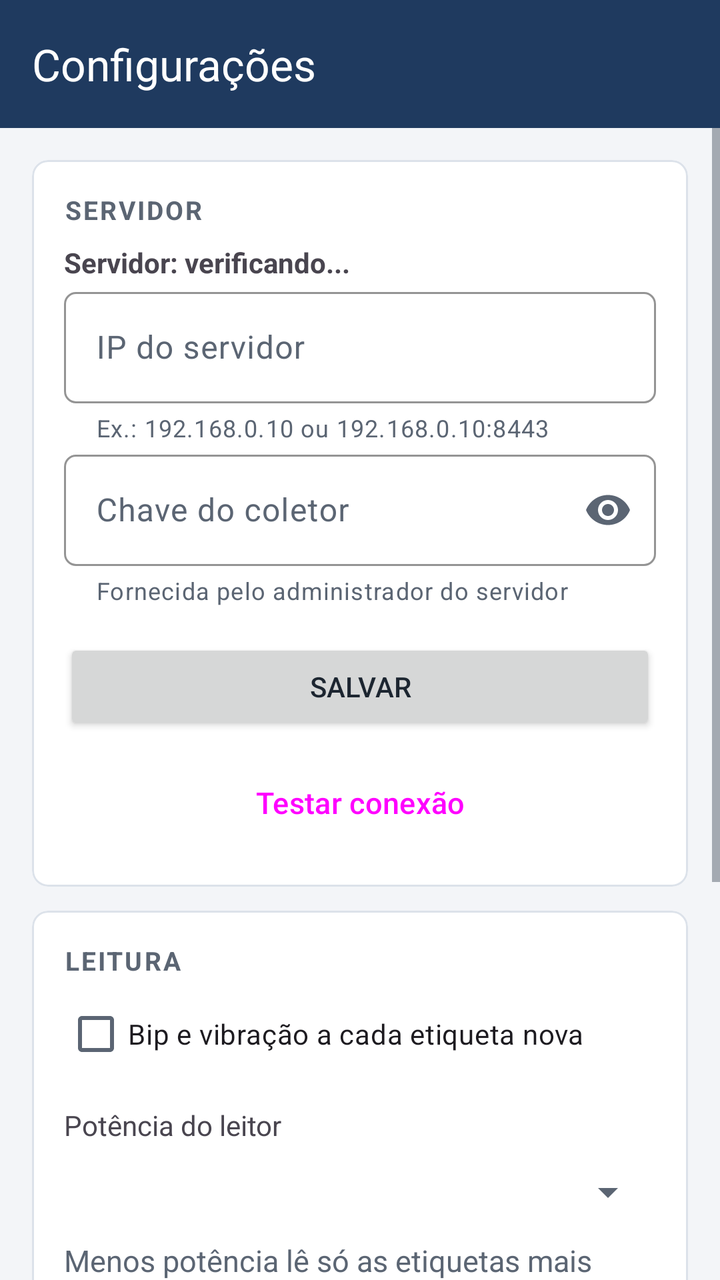
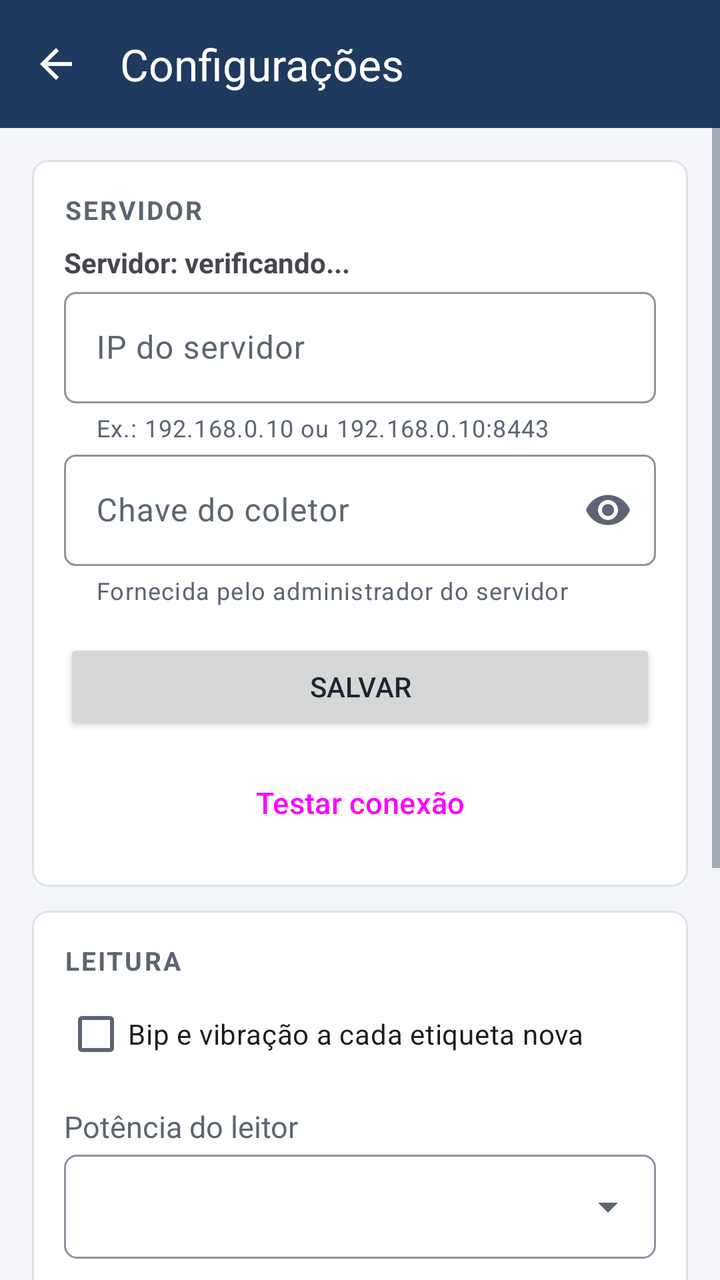

An Android layout rendered at two revisions. The XML below is the earlier revision; the diff shows what the commit changed to produce the second picture.
<!-- AndroidManifest.xml: application theme Theme.RFIDAndroid -->
<!-- res/layout/activity_settings.xml -->
<LinearLayout xmlns:android="http://schemas.android.com/apk/res/android"
    xmlns:app="http://schemas.android.com/apk/res-auto"
    android:orientation="vertical"
    android:layout_width="match_parent"
    android:layout_height="match_parent">

    <com.google.android.material.appbar.MaterialToolbar
        style="@style/Widget.RFID.Barra"
        app:title="Configurações"
        android:layout_width="match_parent"
        android:layout_height="wrap_content"/>

    <ScrollView
        android:layout_width="match_parent"
        android:layout_height="match_parent">

        <LinearLayout
            android:orientation="vertical"
            android:padding="16dp"
            android:layout_width="match_parent"
            android:layout_height="wrap_content">

            
            <com.google.android.material.card.MaterialCardView
                android:layout_width="match_parent"
                android:layout_height="wrap_content">

                <LinearLayout
                    android:orientation="vertical"
                    android:padding="16dp"
                    android:layout_width="match_parent"
                    android:layout_height="wrap_content">

                    <TextView
                        android:text="@string/config_servidor"
                        android:textAppearance="@style/Texto.RFID.Secao"
                        android:layout_width="wrap_content"
                        android:layout_height="wrap_content"/>

                    <TextView
                        android:id="@+id/txtStatusServidor"
                        android:text="@string/config_servidor_verificando"
                        android:textStyle="bold"
                        android:layout_marginTop="8dp"
                        android:layout_width="match_parent"
                        android:layout_height="wrap_content"/>

                    <com.google.android.material.textfield.TextInputLayout
                        android:hint="@string/config_ip_hint"
                        app:helperText="Ex.: 192.168.0.10 ou 192.168.0.10:8443"
                        android:layout_width="match_parent"
                        android:layout_height="wrap_content">

                        <com.google.android.material.textfield.TextInputEditText
                            android:id="@+id/edtIp"
                            android:inputType="text"
                            android:layout_width="match_parent"
                            android:layout_height="wrap_content"/>
                    </com.google.android.material.textfield.TextInputLayout>

                    <com.google.android.material.textfield.TextInputLayout
                        android:id="@+id/layoutChave"
                        android:hint="@string/config_chave_hint"
                        app:helperText="Fornecida pelo administrador do servidor"
                        app:endIconMode="password_toggle"
                        android:layout_width="match_parent"
                        android:layout_height="wrap_content">

                        <com.google.android.material.textfield.TextInputEditText
                            android:id="@+id/edtChave"
                            android:inputType="textPassword"
                            android:layout_width="match_parent"
                            android:layout_height="wrap_content"/>
                    </com.google.android.material.textfield.TextInputLayout>

                    <Button
                        android:id="@+id/btnSalvar"
                        android:text="@string/config_salvar"
                        android:layout_marginTop="16dp"
                        android:layout_width="match_parent"
                        android:layout_height="wrap_content"/>

                    <Button
                        android:id="@+id/btnTestarServidor"
                        style="@style/Widget.RFID.Botao.Contorno"
                        android:text="@string/config_testar_conexao"
                        android:layout_marginTop="8dp"
                        android:layout_width="match_parent"
                        android:layout_height="wrap_content"/>
                </LinearLayout>
            </com.google.android.material.card.MaterialCardView>

            
            <com.google.android.material.card.MaterialCardView
                android:layout_marginTop="12dp"
                android:layout_width="match_parent"
                android:layout_height="wrap_content">

                <LinearLayout
                    android:orientation="vertical"
                    android:padding="16dp"
                    android:layout_width="match_parent"
                    android:layout_height="wrap_content">

                    <TextView
                        android:text="@string/config_leitura"
                        android:textAppearance="@style/Texto.RFID.Secao"
                        android:layout_width="wrap_content"
                        android:layout_height="wrap_content"/>

                    
                    <CheckBox
                        android:id="@+id/chkAvisoLeitura"
                        android:text="@string/config_aviso_leitura"
                        android:layout_marginTop="4dp"
                        android:layout_width="match_parent"
                        android:layout_height="wrap_content"/>

                    
                    <TextView
                        android:text="@string/config_potencia"
                        android:layout_marginTop="12dp"
                        android:layout_width="wrap_content"
                        android:layout_height="wrap_content"/>

                    <Spinner
                        android:id="@+id/spnPotencia"
                        android:minHeight="48dp"
                        android:layout_width="match_parent"
                        android:layout_height="wrap_content"/>

                    <TextView
                        android:text="@string/config_potencia_explicacao"
                        android:textAppearance="@style/Texto.RFID.Secundario"
                        android:layout_width="match_parent"
                        android:layout_height="wrap_content"/>
                </LinearLayout>
            </com.google.android.material.card.MaterialCardView>

            
            <com.google.android.material.card.MaterialCardView
                android:layout_marginTop="12dp"
                android:layout_width="match_parent"
                android:layout_height="wrap_content">

                <LinearLayout
                    android:orientation="vertical"
                    android:padding="16dp"
                    android:layout_width="match_parent"
                    android:layout_height="wrap_content">

                    <TextView
                        android:text="@string/config_certificado"
                        android:textAppearance="@style/Texto.RFID.Secao"
                        android:layout_width="wrap_content"
                        android:layout_height="wrap_content"/>

                    
                    <TextView
                        android:id="@+id/txtCertificado"
                        android:typeface="monospace"
                        android:textSize="12sp"
                        android:textColor="@color/texto"
                        android:layout_marginTop="8dp"
                        android:layout_width="match_parent"
                        android:layout_height="wrap_content"/>
                </LinearLayout>
            </com.google.android.material.card.MaterialCardView>

            
            <com.google.android.material.card.MaterialCardView
                android:layout_marginTop="12dp"
                android:layout_width="match_parent"
                android:layout_height="wrap_content">

                <LinearLayout
                    android:orientation="vertical"
                    android:padding="16dp"
                    android:layout_width="match_parent"
                    android:layout_height="wrap_content">

                    <TextView
                        android:text="@string/config_aplicativo"
                        android:textAppearance="@style/Texto.RFID.Secao"
                        android:layout_width="wrap_content"
                        android:layout_height="wrap_content"/>

                    <TextView
                        android:id="@+id/txtVersao"
                        android:textAppearance="@style/Texto.RFID.Secundario"
                        android:layout_marginTop="8dp"
                        android:layout_width="match_parent"
                        android:layout_height="wrap_content"/>

                    
                    <Button
                        android:id="@+id/btnAtualizacao"
                        style="@style/Widget.RFID.Botao.Contorno"
                        android:text="@string/config_procurar_atualizacao"
                        android:layout_marginTop="8dp"
                        android:layout_width="match_parent"
                        android:layout_height="wrap_content"/>
                </LinearLayout>
            </com.google.android.material.card.MaterialCardView>
        </LinearLayout>
    </ScrollView>
</LinearLayout>
<!-- resources referenced by this layout -->
<resources>
  <color name="texto">#FF1C2530</color>
  <string name="config_aplicativo">Aplicativo</string>
  <string name="config_aviso_leitura">Bip e vibração a cada etiqueta nova</string>
  <string name="config_certificado">Certificado do servidor</string>
  <string name="config_chave_hint">Chave do coletor</string>
  <string name="config_ip_hint">IP do servidor</string>
  <string name="config_leitura">Leitura</string>
  <string name="config_potencia">Potência do leitor</string>
  <string name="config_potencia_explicacao">Menos potência lê só as etiquetas mais próximas (útil para não pegar as da sala ao lado) e gasta menos bateria.</string>
  <string name="config_procurar_atualizacao">Procurar atualização do app</string>
  <string name="config_salvar">Salvar</string>
  <string name="config_servidor">Servidor</string>
  <string name="config_servidor_verificando">Servidor: verificando...</string>
  <string name="config_testar_conexao">Testar conexão</string>
  <style name="Texto.RFID.Secundario" parent="">
          <item name="android:textSize">15sp</item>
          <item name="android:textColor">@color/texto_secundario</item>
      </style>
  <color name="texto_secundario">#FF5B6573</color>
  <color name="marinho">#FF1F3A5F</color>
  <color name="white">#FFFFFFFF</color>
  <style name="Forma.RFID.Pequena" parent="">
          <item name="cornerFamily">rounded</item>
          <item name="cornerSize">6dp</item>
      </style>
  <color name="azul_claro">#FFE3ECF6</color>
  <color name="marinho_escuro">#FF152A45</color>
  <color name="azul">#FF2E6DA4</color>
  <color name="erro">#FFC62828</color>
  <color name="borda">#FFDCE2EA</color>
  <color name="superficie">#FFFFFFFF</color>
  <color name="fundo">#FFF3F5F8</color>
  <style name="Widget.RFID.Botao" parent="Widget.Material3.Button">
          <item name="shapeAppearance">@style/Forma.RFID.Pequena</item>
          <item name="android:minHeight">52dp</item>
          <item name="android:textSize">15sp</item>
          <item name="android:letterSpacing">0.02</item>
      </style>
  <style name="Widget.RFID.Cartao" parent="Widget.Material3.CardView.Outlined">
          <item name="cardBackgroundColor">@color/superficie</item>
          <item name="strokeColor">@color/borda</item>
          <item name="cardCornerRadius">8dp</item>
          <item name="cardElevation">0dp</item>
      </style>
  <!-- unchanged entries left out for length: 6 -->
</resources>

<!-- the commit's change to res/layout/activity_settings.xml (unified diff, before → after) -->
@@ -5,8 +5,12 @@
     android:layout_height="match_parent">
 
     <com.google.android.material.appbar.MaterialToolbar
+        android:id="@+id/barraConfiguracoes"
         style="@style/Widget.RFID.Barra"
         app:title="Configurações"
+        app:navigationIcon="@drawable/ic_voltar"
+        app:navigationIconTint="@color/white"
+        app:navigationContentDescription="@string/config_voltar"
         android:layout_width="match_parent"
         android:layout_height="wrap_content"/>
 
@@ -53,7 +57,9 @@
 
                         <com.google.android.material.textfield.TextInputEditText
                             android:id="@+id/edtIp"
-                            android:inputType="text"
+                            android:inputType="textUri|textNoSuggestions"
+                            android:imeOptions="actionNext"
+                            android:importantForAutofill="no"
                             android:layout_width="match_parent"
                             android:layout_height="wrap_content"/>
                     </com.google.android.material.textfield.TextInputLayout>
@@ -68,7 +74,8 @@
 
                         <com.google.android.material.textfield.TextInputEditText
                             android:id="@+id/edtChave"
-                            android:inputType="textPassword"
+                            android:inputType="textPassword|textNoSuggestions"
+                            android:importantForAutofill="no"
                             android:layout_width="match_parent"
                             android:layout_height="wrap_content"/>
                     </com.google.android.material.textfield.TextInputLayout>
@@ -119,19 +126,24 @@
                     
                     <TextView
                         android:text="@string/config_potencia"
+                        android:textAppearance="@style/Texto.RFID.Secundario"
                         android:layout_marginTop="12dp"
                         android:layout_width="wrap_content"
                         android:layout_height="wrap_content"/>
 
+                    
                     <Spinner
                         android:id="@+id/spnPotencia"
-                        android:minHeight="48dp"
+                        android:background="@drawable/campo_contorno"
+                        android:minHeight="52dp"
+                        android:layout_marginTop="4dp"
                         android:layout_width="match_parent"
                         android:layout_height="wrap_content"/>
 
                     <TextView
                         android:text="@string/config_potencia_explicacao"
                         android:textAppearance="@style/Texto.RFID.Secundario"
+                        android:layout_marginTop="8dp"
                         android:layout_width="match_parent"
                         android:layout_height="wrap_content"/>
                 </LinearLayout>
<!-- resource entries referenced after the edit -->
@@ -14,6 +14,7 @@
   <string name="config_servidor">Servidor</string>
   <string name="config_servidor_verificando">Servidor: verificando...</string>
   <string name="config_testar_conexao">Testar conexão</string>
+  <string name="config_voltar">Voltar</string>
   <style name="Texto.RFID.Secundario" parent="">
           <item name="android:textSize">15sp</item>
           <item name="android:textColor">@color/texto_secundario</item>
@@ -21,6 +22,35 @@
   <color name="texto_secundario">#FF5B6573</color>
   <color name="marinho">#FF1F3A5F</color>
   <color name="white">#FFFFFFFF</color>
+  <!-- drawable campo_contorno (drawable) -->
+  <?xml version="1.0" encoding="utf-8"?>
+  <layer-list xmlns:android="http://schemas.android.com/apk/res/android" android:paddingMode="stack">
+      <item>
+          <shape android:shape="rectangle">
+              <solid android:color="@color/superficie"/>
+              <stroke android:width="1dp" android:color="@color/texto_terciario"/>
+              <corners android:radius="6dp"/>
+              <padding android:left="4dp" android:right="40dp"/>
+          </shape>
+      </item>
+      <item
+          android:drawable="@drawable/seta_lista"
+          android:gravity="right|center_vertical"
+          android:right="12dp"
+          android:width="24dp"
+          android:height="24dp"/>
+  </layer-list>
+  <!-- drawable ic_voltar (drawable) -->
+  <vector xmlns:android="http://schemas.android.com/apk/res/android"
+      android:width="24dp"
+      android:height="24dp"
+      android:viewportWidth="24"
+      android:viewportHeight="24"
+      android:autoMirrored="true">
+      <path
+          android:fillColor="@color/white"
+          android:pathData="M20,11H7.83l5.59,-5.59L12,4l-8,8 8,8 1.41,-1.41L7.83,13H20v-2z"/>
+  </vector>
   <style name="Forma.RFID.Pequena" parent="">
           <item name="cornerFamily">rounded</item>
           <item name="cornerSize">6dp</item>
@@ -31,6 +61,18 @@
   <color name="erro">#FFC62828</color>
   <color name="borda">#FFDCE2EA</color>
   <color name="superficie">#FFFFFFFF</color>
+  <color name="texto_terciario">#FF8A93A0</color>
+  <!-- drawable seta_lista (drawable) -->
+  <?xml version="1.0" encoding="utf-8"?>
+  <vector xmlns:android="http://schemas.android.com/apk/res/android"
+      android:width="24dp"
+      android:height="24dp"
+      android:viewportWidth="24"
+      android:viewportHeight="24">
+      <path
+          android:fillColor="@color/texto_secundario"
+          android:pathData="M7,10l5,5 5,-5z"/>
+  </vector>
   <color name="fundo">#FFF3F5F8</color>
   <style name="Widget.RFID.Botao" parent="Widget.Material3.Button">
           <item name="shapeAppearance">@style/Forma.RFID.Pequena</item>
